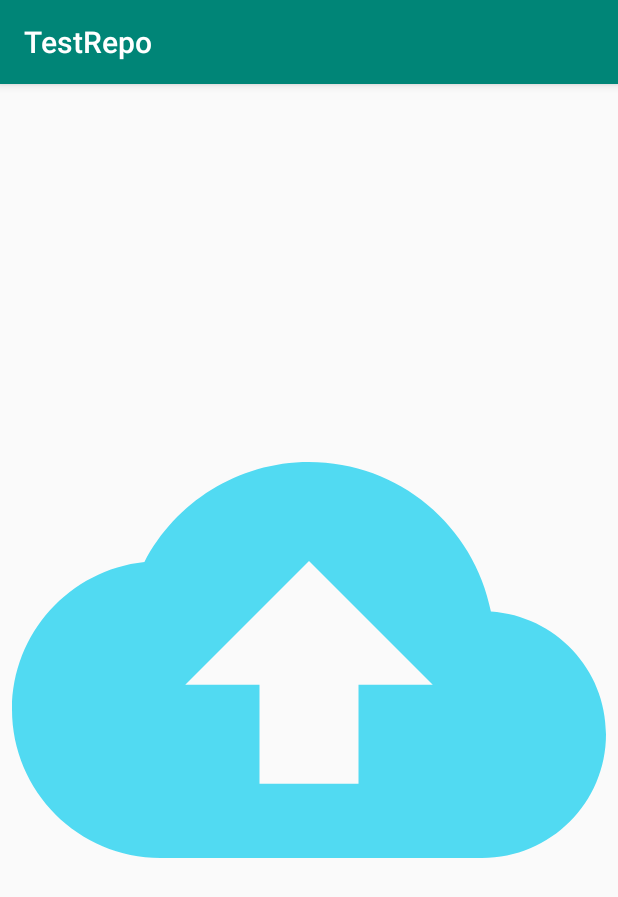
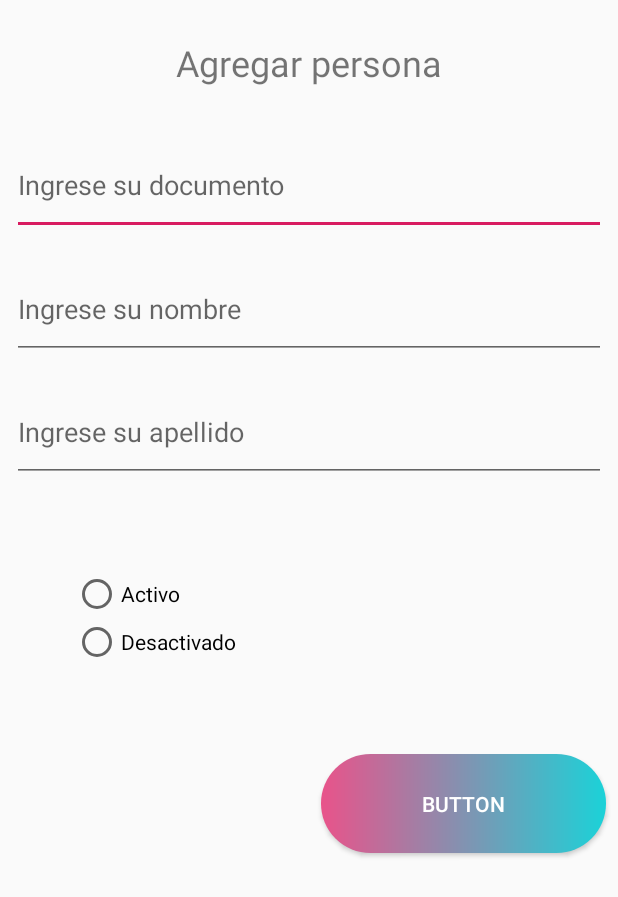
Before and after one commit to sercortes/pruebaFinal, an Android app: the screen it shows after launch (HomeActivity before the commit, MainActivity after it), on a phone screen of 412 x 824 dp. Shown: the top 897 px of the screen. Run offline under Robolectric (Android 15) with nearby library versions, the phone set to English and light mode, and no system bars.

Commit message:
Correción splash

```diff
--- a/app/src/main/java/com/example/testrepo/HomeActivity.java
+++ b/app/src/main/java/com/example/testrepo/HomeActivity.java
@@ -20,7 +20,7 @@ public class HomeActivity extends AppCompatActivity {
         handler.postDelayed(new Runnable() {
             @Override
             public void run() {
-                Intent intent = new Intent(HomeActivity.this, HomeActivity.class);
+                Intent intent = new Intent(HomeActivity.this, MainActivity.class);
                 startActivity(intent);
             }
         }, 3000);
--- a/app/src/main/java/com/example/testrepo/MainActivity.java
+++ b/app/src/main/java/com/example/testrepo/MainActivity.java
@@ -7,6 +7,7 @@ import android.database.Cursor;
 import android.database.sqlite.SQLiteDatabase;
 import android.os.Bundle;
 import android.view.View;
+import android.widget.Button;
 import android.widget.EditText;
 import android.widget.RadioButton;
 import android.widget.Toast;
@@ -15,16 +16,35 @@ public class MainActivity extends AppCompatActivity implements View.OnClickListe
 
     private EditText et_documento,et_nombre,et_apellido;
     private RadioButton rb_estado;
+    private Button buttonSave;
 
     @Override
     protected void onCreate(Bundle savedInstanceState) {
         super.onCreate(savedInstanceState);
         setContentView(R.layout.activity_main);
 
+        startComponents();
+
+
+    }
+
+    private void startComponents() {
         et_documento = (EditText)findViewById(R.id.editTextDocument);
         et_nombre = (EditText)findViewById(R.id.editTextName);
         et_apellido = (EditText)findViewById(R.id.editTextLastName);
+        buttonSave = findViewById(R.id.buttonSave);
+        buttonSave.setOnClickListener(this);
     }
+
+    @Override
+    public void onClick(View v) {
+        switch (v.getId()){
+            case R.id.buttonSave:
+                Insertar();
+            break;
+        }
+    }
+
 
     public void Insertar(){
         AdminSQLite admin = new AdminSQLite(this,"persona",null,1);
@@ -50,8 +70,4 @@ public class MainActivity extends AppCompatActivity implements View.OnClickListe
         }
     }
 
-    @Override
-    public void onClick(View v) {
-
-    }
 }
--- a/app/src/main/res/values/styles.xml
+++ b/app/src/main/res/values/styles.xml
@@ -1,7 +1,7 @@
 <resources>
 
     <!-- Base application theme. -->
-    <style name="AppTheme" parent="Theme.AppCompat.Light.DarkActionBar">
+    <style name="AppTheme" parent="Theme.AppCompat.Light.NoActionBar">
         <!-- Customize your theme here. -->
         <item name="colorPrimary">@color/colorPrimary</item>
         <item name="colorPrimaryDark">@color/colorPrimaryDark</item>
```
